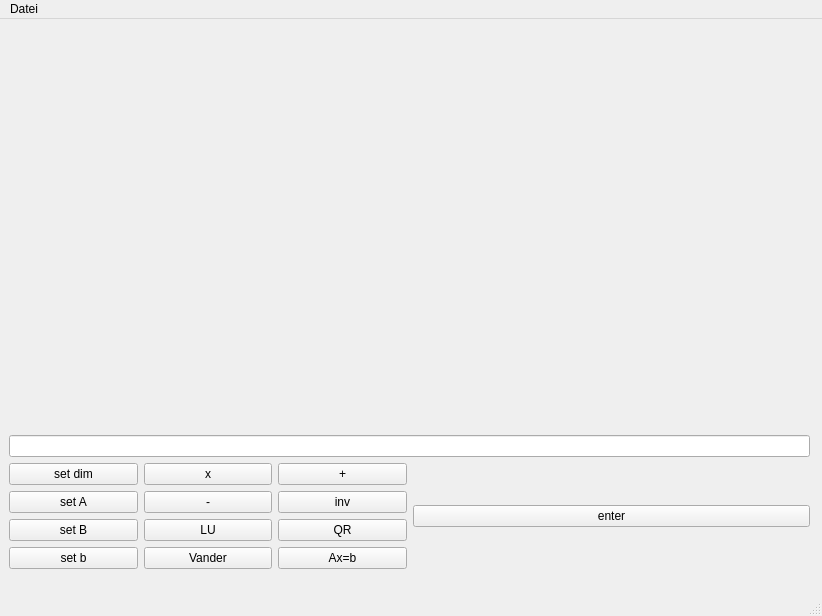
First picture: the form in forms/main_view.ui, repository Br0ce/ma_tricks, before the edit.
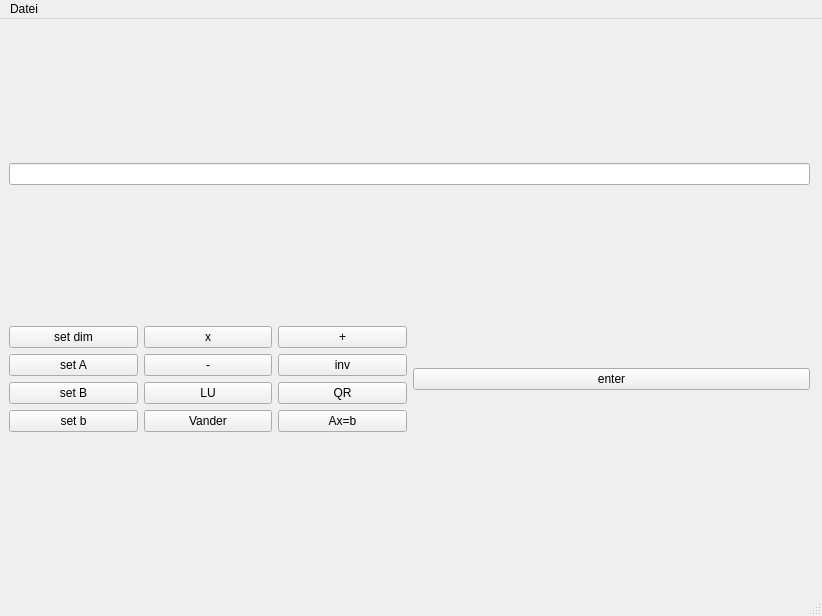
Second picture: the form after the edit.

Commit message: delete spacer indesign

The edit to the form file:
```diff
--- a/forms/main_view.ui
+++ b/forms/main_view.ui
@@ -27,19 +27,6 @@
      <item>
       <layout class="QGridLayout" name="mat_layout"/>
      </item>
-     <item>
-      <spacer name="verticalSpacer">
-       <property name="orientation">
-        <enum>Qt::Vertical</enum>
-       </property>
-       <property name="sizeHint" stdset="0">
-        <size>
-         <width>20</width>
-         <height>40</height>
-        </size>
-       </property>
-      </spacer>
-     </item>
      <item>
       <widget class="QLineEdit" name="display">
        <property name="readOnly">
```
